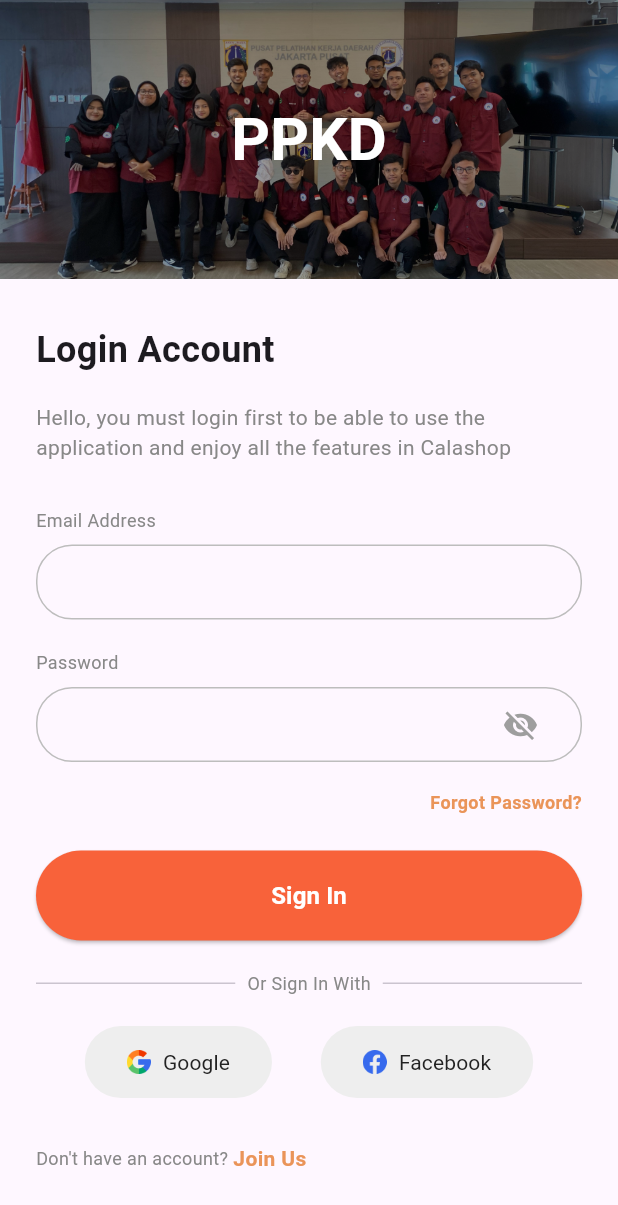
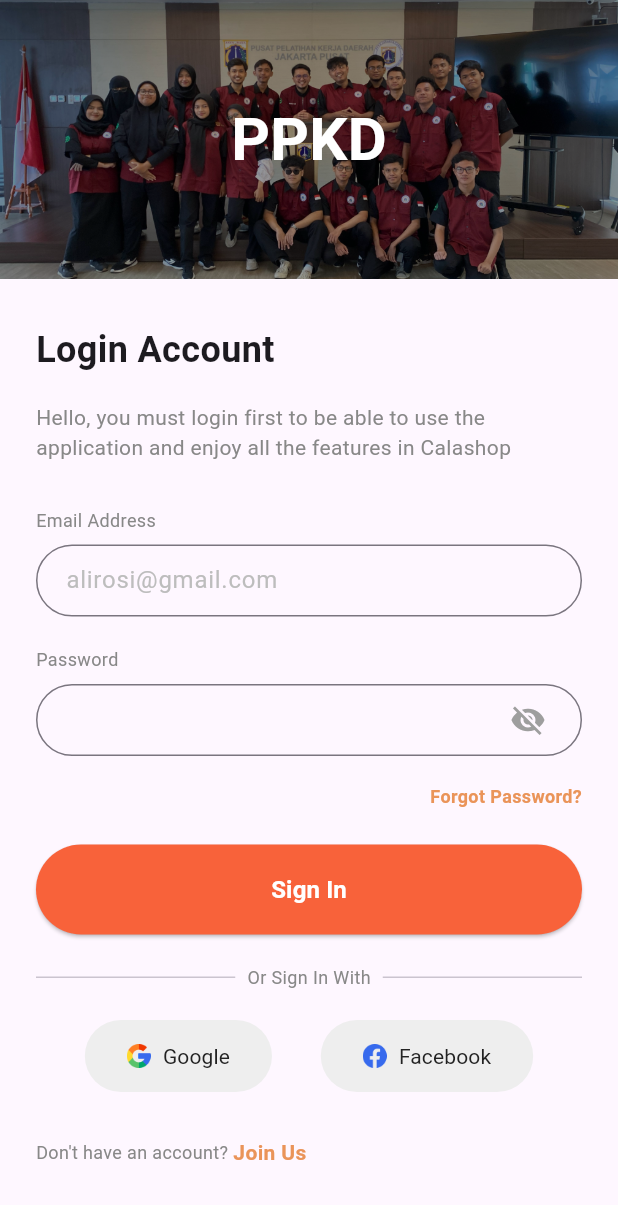
Before and after one commit to AliRosi/task-flutter-ppkdb2, a Flutter app: the screen it shows after launch, on a phone screen of 412 x 824 dp. Shown: the top 1205 px of the screen. Run offline on Flutter 3.47's test engine with Material 3 defaults, Android fonts, the phone set to English and light mode, and no system bars.

Commit message:
tugas 6 final/update text field

```diff
--- a/lib/tugas6_flutter/tugas6.dart
+++ b/lib/tugas6_flutter/tugas6.dart
@@ -71,17 +71,19 @@
                     ),
                   ),
                   SizedBox(height: 8),
-                  Container(
-                    padding: EdgeInsets.symmetric(horizontal: 16),
-                    decoration: BoxDecoration(
-                      border: Border.all(color: Colors.grey.shade400),
-                      borderRadius: BorderRadius.circular(24),
-                    ),
-                    child: TextField(
+                  TextField(
                     keyboardType: TextInputType.emailAddress,
                     decoration: InputDecoration(
-                        border: InputBorder.none,
-                        // hintText: 'roberto@dimo.com',
+                      contentPadding: EdgeInsets.symmetric(horizontal: 16),
+                      hintText: 'alirosi@gmail.com',
+                      hintStyle: TextStyle(color: Colors.grey.shade400),
+                      border: OutlineInputBorder(
+                        borderRadius: BorderRadius.circular(24),
+                        borderSide: BorderSide(color: Colors.grey.shade400),
+                      ),
+                      focusedBorder: OutlineInputBorder(
+                        borderRadius: BorderRadius.circular(24),
+                        borderSide: BorderSide(color: Color(0xffEA9459)),
                       ),
                     ),
                   ),
@@ -98,23 +100,21 @@
                     ),
                   ),
                   SizedBox(height: 8),
-                  Container(
-                    padding: EdgeInsets.symmetric(horizontal: 16),
-                    decoration: BoxDecoration(
-                      border: Border.all(color: Colors.grey.shade400),
-                      borderRadius: BorderRadius.circular(24),
-                    ),
-                    child: Row(
-                      children: [
-                        Expanded(
-                          child: TextField(
+                  TextField(
                     obscureText: !_isPasswordVisible,
                     decoration: InputDecoration(
-                              border: InputBorder.none,
+                      contentPadding: EdgeInsets.symmetric(horizontal: 16),
+                      border: OutlineInputBorder(
+                        borderRadius: BorderRadius.circular(24),
+                        borderSide: BorderSide(color: Colors.grey.shade400),
                       ),
+                      focusedBorder: OutlineInputBorder(
+                        borderRadius: BorderRadius.circular(24),
+                        borderSide: BorderSide(color: Color(0xffEA9459)),
                       ),
-                        ),
-                        IconButton(
+                      suffixIcon: Padding(
+                        padding: EdgeInsets.only(right: 12),
+                        child: IconButton(
                           icon: Icon(
                             _isPasswordVisible
                                 ? Icons.visibility
@@ -127,7 +127,7 @@
                             });
                           },
                         ),
-                      ],
+                      ),
                     ),
                   ),
 
```
Lines whose indentation alone changed are shown as unchanged.
